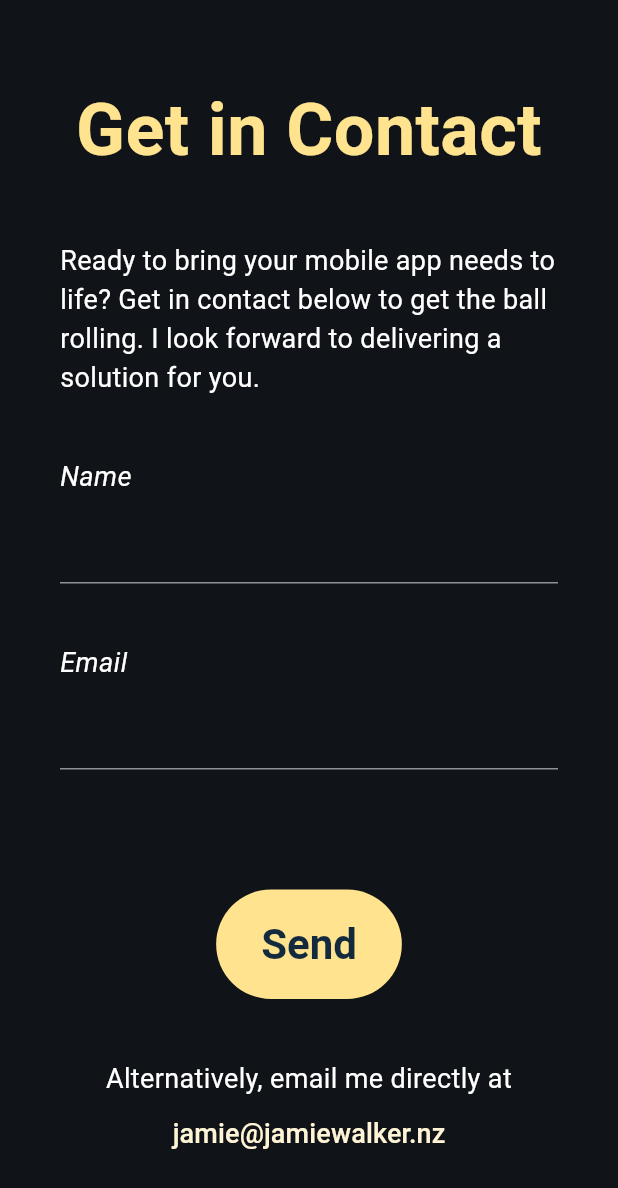
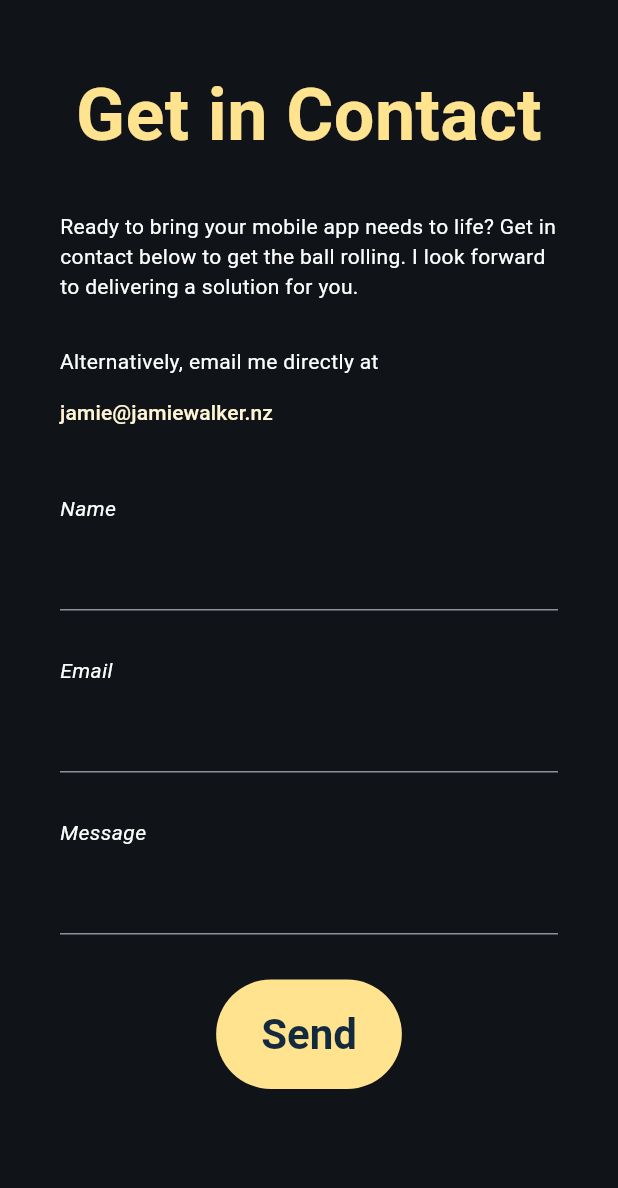
Before and after one commit to KR1Z00/jamiewalker.nz, a Flutter app: the ContactSection widget shown alone on an empty page, opened directly with empty values, on a phone screen of 412 x 824 dp. Shown: the top 1188 px of the screen. Run offline on Flutter 3.47's test engine with Material 3 defaults, Android fonts, the phone set to English and light mode, and no system bars; our stand-ins replace auto_size_text, cloud_functions, easy_localization, firebase_analytics, firebase_core, flutter_hooks and 9 more; accounts and stored records are empty; generated files the repository leaves out were written again.

Commit message:
Improves the sizing of the Contact and Footer sections on mobile screens

```diff
--- a/lib/landing/contact/view/contact_section.dart
+++ b/lib/landing/contact/view/contact_section.dart
@@ -29,7 +29,7 @@ class ContactSection extends ConsumerWidget {
   @override
   Widget build(BuildContext context, WidgetRef ref) {
     final screenHeight = MediaQuery.of(context).size.height;
-    final height = max(minHeight, screenHeight * 0.8);
+    final height = max(minHeight, screenHeight * 0.65);
 
     ref.listen(
       contactViewModelProvider,
@@ -48,20 +48,26 @@ class ContactSection extends ConsumerWidget {
       },
     );
 
+    final guidanceTextStyle = context.layoutForMobile()
+        ? CustomTextStyles.paragraph3
+        : CustomTextStyles.paragraph2;
+    final double paddingBetweenElements =
+        context.layoutForMobile() ? 30 : ScreenSize.minimumPadding.toDouble();
+
     return context.wrappedForHorizontalPosition(
       child: Center(
         child: ConstrainedBox(
           constraints: BoxConstraints(
             maxWidth: 700,
-            maxHeight: height,
+            minHeight: height,
           ),
           child: Column(
-            mainAxisAlignment: MainAxisAlignment.start,
+            mainAxisSize: MainAxisSize.min,
             crossAxisAlignment: CrossAxisAlignment.stretch,
             children: [
               Padding(
                 padding: EdgeInsets.symmetric(
-                  vertical: ScreenSize.minimumPadding.toDouble(),
+                  vertical: paddingBetweenElements,
                 ),
                 child: Text(
                   tr(LocaleKeys.contactSectionTitleAlt),
@@ -71,11 +77,42 @@ class ContactSection extends ConsumerWidget {
               ),
               Padding(
                 padding: EdgeInsets.only(
-                  bottom: ScreenSize.minimumPadding.toDouble(),
+                  bottom: paddingBetweenElements,
                 ),
                 child: Text(
                   tr(LocaleKeys.contactPrompt),
-                  style: CustomTextStyles.paragraph2(),
+                  style: guidanceTextStyle(),
+                ),
+              ),
+              Padding(
+                padding: EdgeInsets.only(
+                  bottom: paddingBetweenElements,
+                ),
+                child: Wrap(
+                  alignment: WrapAlignment.start,
+                  crossAxisAlignment: WrapCrossAlignment.center,
+                  children: [
+                    Text(
+                      tr(LocaleKeys.contactDirectEmailGuidance),
+                      style: guidanceTextStyle(),
+                      textAlign: TextAlign.center,
+                    ),
+                    const SizedBox(
+                      width: 7,
+                    ),
+                    TextButton(
+                      onPressed: () => LaunchableUrls.emailMe.launch(),
+                      style: ButtonStyle(
+                        padding: MaterialStateProperty.all(EdgeInsets.zero),
+                      ),
+                      child: Text(
+                        tr(LocaleKeys.contactEmail),
+                        style: guidanceTextStyle(
+                          color: CustomColors.secondaryColor.l2,
+                        ),
+                      ),
+                    ),
+                  ],
                 ),
               ),
               Column(
@@ -83,7 +120,7 @@ class ContactSection extends ConsumerWidget {
                 children: [
                   Text(
                     tr(LocaleKeys.contactFormName),
-                    style: CustomTextStyles.paragraph2(
+                    style: guidanceTextStyle(
                       fontStyle: FontStyle.italic,
                     ),
                   ),
@@ -96,14 +133,14 @@ class ContactSection extends ConsumerWidget {
                 ],
               ),
               SizedBox(
-                height: ScreenSize.minimumPadding.toDouble(),
+                height: paddingBetweenElements,
               ),
               Column(
                 crossAxisAlignment: CrossAxisAlignment.start,
                 children: [
                   Text(
                     tr(LocaleKeys.contactFormEmail),
-                    style: CustomTextStyles.paragraph2(
+                    style: guidanceTextStyle(
                       fontStyle: FontStyle.italic,
                     ),
                   ),
@@ -116,33 +153,29 @@ class ContactSection extends ConsumerWidget {
                 ],
               ),
               SizedBox(
-                height: ScreenSize.minimumPadding.toDouble(),
+                height: paddingBetweenElements,
               ),
-              Expanded(
-                child: Column(
+              Column(
                 crossAxisAlignment: CrossAxisAlignment.start,
                 children: [
                   Text(
                     tr(LocaleKeys.contactFormMessage),
-                      style: CustomTextStyles.paragraph2(
+                    style: guidanceTextStyle(
                       fontStyle: FontStyle.italic,
                     ),
                   ),
                   const SizedBox(
                     height: 10,
                   ),
-                    Expanded(
-                      child: TextField(
+                  TextField(
                     controller: messageTextEditingController,
                     maxLines: null,
                   ),
-                    ),
                 ],
-                ),
               ),
               Padding(
                 padding: EdgeInsets.symmetric(
-                  vertical: ScreenSize.minimumPadding.toDouble(),
+                  vertical: paddingBetweenElements,
                 ),
                 child: Center(
                   child: PrimaryTextButton(
@@ -159,31 +192,6 @@ class ContactSection extends ConsumerWidget {
                     },
                     title: tr(LocaleKeys.contactSend),
                   ),
-                ),
-              ),
-              Padding(
-                padding: EdgeInsets.only(
-                  bottom: ScreenSize.minimumPadding.toDouble(),
-                ),
-                child: Wrap(
-                  alignment: WrapAlignment.center,
-                  crossAxisAlignment: WrapCrossAlignment.center,
-                  children: [
-                    Text(
-                      tr(LocaleKeys.contactDirectEmailGuidance),
-                      style: CustomTextStyles.paragraph2(),
-                      textAlign: TextAlign.center,
-                    ),
-                    TextButton(
-                      onPressed: () => LaunchableUrls.emailMe.launch(),
-                      child: Text(
-                        tr(LocaleKeys.contactEmail),
-                        style: CustomTextStyles.paragraph2(
-                          color: CustomColors.secondaryColor.l2,
-                        ),
-                      ),
-                    ),
-                  ],
                 ),
               ),
             ],
--- a/lib/landing/footer/view/footer_section.dart
+++ b/lib/landing/footer/view/footer_section.dart
@@ -16,13 +16,16 @@ class FooterSection extends StatelessWidget {
         padding: EdgeInsets.symmetric(
           vertical: ScreenSize.minimumPadding.toDouble(),
         ),
-        child: Row(
+        child: Wrap(
+          alignment: WrapAlignment.center,
+          crossAxisAlignment: WrapCrossAlignment.center,
+          spacing: 40,
+          runSpacing: 10,
           children: [
             Text(
               tr(LocaleKeys.copyright),
               style: CustomTextStyles.paragraph3(),
             ),
-            const Spacer(),
             TextButton(
               onPressed: () => LaunchableUrls.websiteRepository.launch(),
               child: Text(
```
Lines whose indentation alone changed are shown as unchanged.
